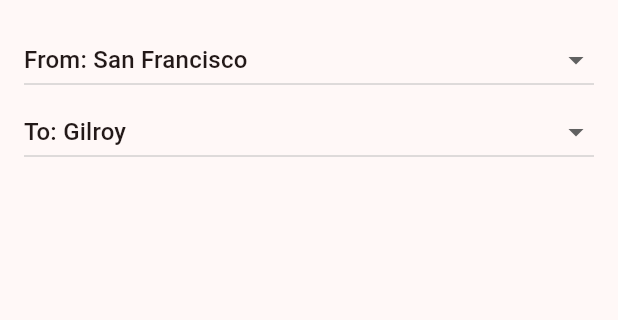
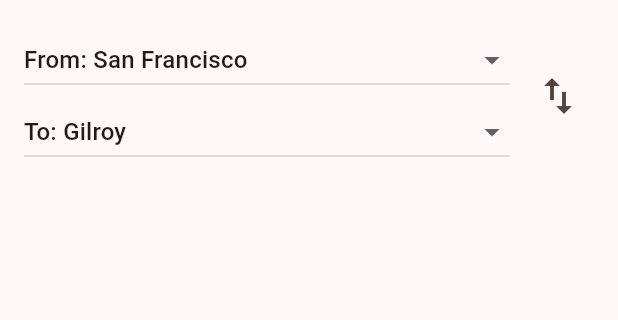
Before and after one commit to dniamir/CaltrainApp, a Flutter app: the screen it shows after launch, on a phone screen of 412 x 824 dp, the part 84-404 px from its top. Run offline on Flutter 3.47's test engine with Material 3 defaults, Android fonts, the light colour scheme and no system bars.

Commit message:
Add button to swap stations

```diff
--- a/lib/main.dart
+++ b/lib/main.dart
@@ -104,7 +104,7 @@
 
       train['startTime'] = startTimeStr;
       train['endTime'] = endTimeStr;
-      train['isPast'] = !isPast;
+      train['isPast'] = isPast;
       train['isDelayed'] = false;
 
       return true;
@@ -147,11 +147,17 @@
             : Column(
                 crossAxisAlignment: CrossAxisAlignment.start,
                 children: [
+                  Row(
+                    crossAxisAlignment: CrossAxisAlignment.center,
+                    children: [
+                      Expanded(
+                        child: Column(
+                          children: [
                             DropdownButton<String>(
                               value: stations.contains(selectedStart) ? selectedStart : null,
                               isExpanded: true,
                               onChanged: (value) => setState(() => selectedStart = value),
-                    items: stations.toSet().toList().map((station) =>
+                              items: stations.map((station) =>
                                 DropdownMenuItem(value: station, child: Text('From: $station'))
                               ).toList(),
                             ),
@@ -159,9 +165,30 @@
                               value: stations.contains(selectedEnd) ? selectedEnd : null,
                               isExpanded: true,
                               onChanged: (value) => setState(() => selectedEnd = value),
-                    items: stations.toSet().toList().map((station) =>
+                              items: stations.map((station) =>
                                 DropdownMenuItem(value: station, child: Text('To: $station'))
                               ).toList(),
+                            ),
+                          ],
+                        ),
+                      ),
+                      const SizedBox(width: 8),
+                      Column(
+                        children: [
+                          IconButton(
+                            icon: const Icon(Icons.swap_vert, size: 32),
+                            tooltip: 'Swap From/To',
+                            onPressed: () {
+                              setState(() {
+                                final temp = selectedStart;
+                                selectedStart = selectedEnd;
+                                selectedEnd = temp;
+                              });
+                            },
+                          ),
+                        ],
+                      ),
+                    ],
                   ),
                   const SizedBox(height: 16),
                   Expanded(
@@ -171,8 +198,8 @@
                             itemCount: trains.length,
                             itemBuilder: (context, index) {
                               final train = trains[index];
-                              final isPast = train['isPast'] == 'true';
-                              final isDelayed = train['isDelayed'] == 'true';
+                              final isPast = train['isPast'] == true;
+                              final isDelayed = train['isDelayed'] == true;
 
                               final textColor = isDelayed
                                   ? Colors.red
```
Lines whose indentation alone changed are shown as unchanged.
